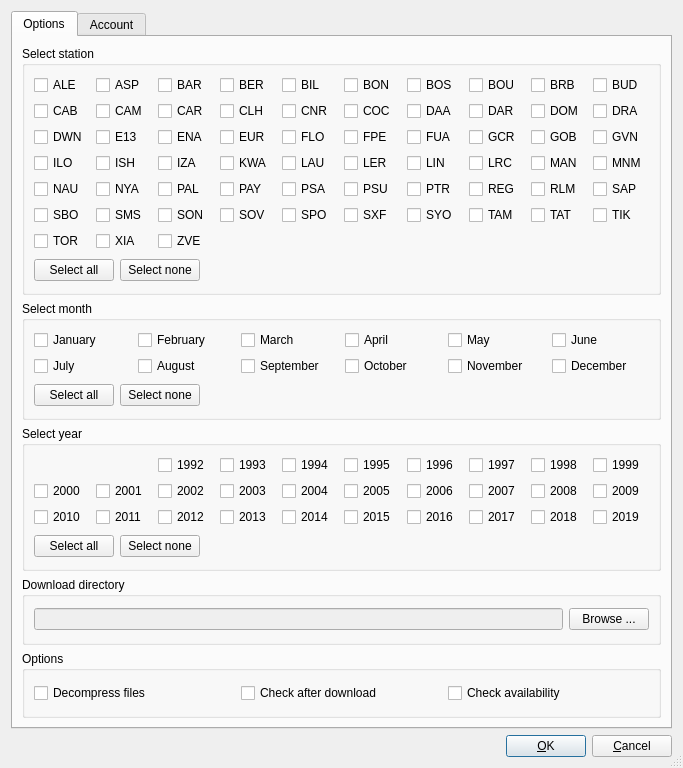
Old version of the form trunk/Forms/DownloadManagerDialog/downloadmanagerdialog.ui in the repository pangaea-data-publisher/BSRN_Toolbox.
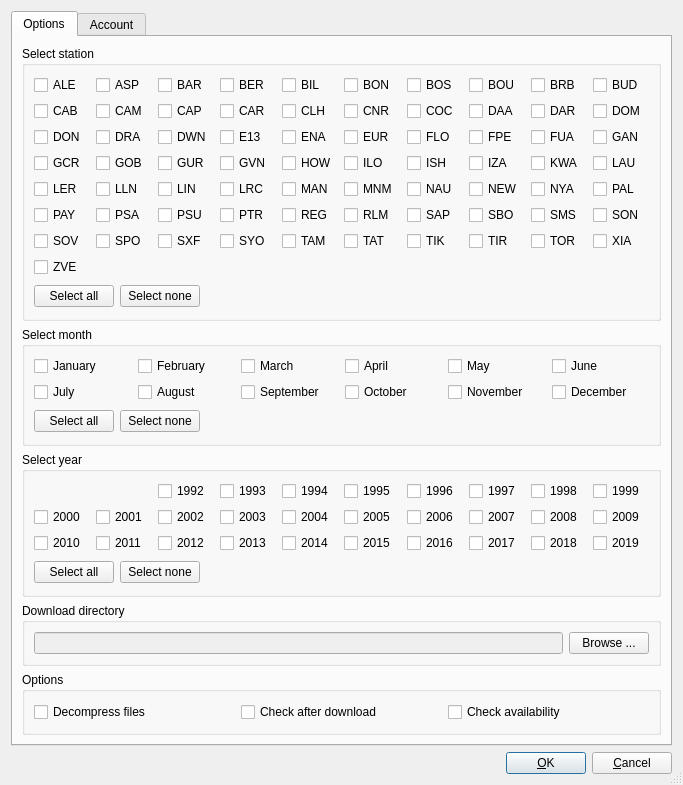
New version of the form.

```diff
--- a/trunk/Forms/DownloadManagerDialog/downloadmanagerdialog.ui
+++ b/trunk/Forms/DownloadManagerDialog/downloadmanagerdialog.ui
@@ -129,356 +129,412 @@
              </widget>
             </item>
             <item row="1" column="2">
+             <widget class="QCheckBox" name="CAP_checkBox">
+              <property name="text">
+               <string>CAP</string>
+              </property>
+             </widget>
+            </item>            
+            <item row="1" column="3">
              <widget class="QCheckBox" name="CAR_checkBox">
               <property name="text">
                <string>CAR</string>
               </property>
              </widget>
             </item>
-            <item row="1" column="3">
+            <item row="1" column="4">
              <widget class="QCheckBox" name="CLH_checkBox">
               <property name="text">
                <string>CLH</string>
               </property>
              </widget>
             </item>
-            <item row="1" column="4">
+            <item row="1" column="5">
              <widget class="QCheckBox" name="CNR_checkBox">
               <property name="text">
                <string>CNR</string>
               </property>
              </widget>
             </item>
-            <item row="1" column="5">
+            <item row="1" column="6">
              <widget class="QCheckBox" name="COC_checkBox">
               <property name="text">
                <string>COC</string>
               </property>
              </widget>
             </item>
-            <item row="1" column="6">
+            <item row="1" column="7">
              <widget class="QCheckBox" name="DAA_checkBox">
               <property name="text">
                <string>DAA</string>
               </property>
              </widget>
             </item>
-            <item row="1" column="7">
+            <item row="1" column="8">
              <widget class="QCheckBox" name="DAR_checkBox">
               <property name="text">
                <string>DAR</string>
               </property>
              </widget>
             </item>
-            <item row="1" column="8">
+            <item row="1" column="9">
              <widget class="QCheckBox" name="DOM_checkBox">
               <property name="text">
                <string>DOM</string>
               </property>
              </widget>
             </item>
-            <item row="1" column="9">
+            <item row="2" column="0">
+             <widget class="QCheckBox" name="DON_checkBox">
+              <property name="text">
+               <string>DON</string>
+              </property>
+             </widget>
+            </item>            
+            <item row="2" column="1">
              <widget class="QCheckBox" name="DRA_checkBox">
               <property name="text">
                <string>DRA</string>
               </property>
              </widget>
             </item>
-            <item row="2" column="0">
+            <item row="2" column="2">
              <widget class="QCheckBox" name="DWN_checkBox">
               <property name="text">
                <string>DWN</string>
               </property>
              </widget>
             </item>
-            <item row="2" column="1">
+            <item row="2" column="3">
              <widget class="QCheckBox" name="E13_checkBox">
               <property name="text">
                <string>E13</string>
               </property>
              </widget>
             </item>
-            <item row="2" column="2">
+            <item row="2" column="4">
              <widget class="QCheckBox" name="ENA_checkBox">
               <property name="text">
                <string>ENA</string>
               </property>
              </widget>
             </item>
-            <item row="2" column="3">
+            <item row="2" column="5">
              <widget class="QCheckBox" name="EUR_checkBox">
               <property name="text">
                <string>EUR</string>
               </property>
              </widget>
             </item>
-            <item row="2" column="4">
+            <item row="2" column="6">
              <widget class="QCheckBox" name="FLO_checkBox">
               <property name="text">
                <string>FLO</string>
               </property>
              </widget>
             </item>
-            <item row="2" column="5">
+            <item row="2" column="7">
              <widget class="QCheckBox" name="FPE_checkBox">
               <property name="text">
                <string>FPE</string>
               </property>
              </widget>
             </item>
-            <item row="2" column="6">
+            <item row="2" column="8">
              <widget class="QCheckBox" name="FUA_checkBox">
               <property name="text">
                <string>FUA</string>
               </property>
              </widget>
             </item>
-            <item row="2" column="7">
+            <item row="2" column="9">
+             <widget class="QCheckBox" name="GAN_checkBox">
+              <property name="text">
+               <string>GAN</string>
+              </property>
+             </widget>
+            </item>            
+            <item row="3" column="0">
              <widget class="QCheckBox" name="GCR_checkBox">
               <property name="text">
                <string>GCR</string>
               </property>
              </widget>
             </item>
-            <item row="2" column="8">
+            <item row="3" column="1">
              <widget class="QCheckBox" name="GOB_checkBox">
               <property name="text">
                <string>GOB</string>
               </property>
              </widget>
             </item>
-            <item row="2" column="9">
+            <item row="3" column="2">
+             <widget class="QCheckBox" name="GUR_checkBox">
+              <property name="text">
+               <string>GUR</string>
+              </property>
+             </widget>
+            </item>            
+            <item row="3" column="3">
              <widget class="QCheckBox" name="GVN_checkBox">
               <property name="text">
                <string>GVN</string>
               </property>
              </widget>
             </item>
-            <item row="3" column="0">
+            <item row="3" column="4">
+             <widget class="QCheckBox" name="HOW_checkBox">
+              <property name="text">
+               <string>HOW</string>
+              </property>
+             </widget>
+            </item>
+            <item row="3" column="5">
              <widget class="QCheckBox" name="ILO_checkBox">
               <property name="text">
                <string>ILO</string>
               </property>
              </widget>
             </item>
-            <item row="3" column="1">
+            <item row="3" column="6">
              <widget class="QCheckBox" name="ISH_checkBox">
               <property name="text">
                <string>ISH</string>
               </property>
              </widget>
             </item>
-            <item row="3" column="2">
+            <item row="3" column="7">
              <widget class="QCheckBox" name="IZA_checkBox">
               <property name="text">
                <string>IZA</string>
               </property>
              </widget>
             </item>
-            <item row="3" column="3">
+            <item row="3" column="8">
              <widget class="QCheckBox" name="KWA_checkBox">
               <property name="text">
                <string>KWA</string>
               </property>
              </widget>
             </item>
-            <item row="3" column="4">
+            <item row="3" column="9">
              <widget class="QCheckBox" name="LAU_checkBox">
               <property name="text">
                <string>LAU</string>
               </property>
              </widget>
             </item>
-            <item row="3" column="5">
+            <item row="4" column="0">
              <widget class="QCheckBox" name="LER_checkBox">
               <property name="text">
                <string>LER</string>
               </property>
              </widget>
             </item>
-            <item row="3" column="6">
+            <item row="4" column="1">
+             <widget class="QCheckBox" name="LLN_checkBox">
+              <property name="text">
+               <string>LLN</string>
+              </property>
+             </widget>
+            </item>
+            <item row="4" column="2">
              <widget class="QCheckBox" name="LIN_checkBox">
               <property name="text">
                <string>LIN</string>
               </property>
              </widget>
             </item>
-            <item row="3" column="7">
+            <item row="4" column="3">
              <widget class="QCheckBox" name="LRC_checkBox">
               <property name="text">
                <string>LRC</string>
               </property>
              </widget>
             </item>
-            <item row="3" column="8">
+            <item row="4" column="4">
              <widget class="QCheckBox" name="MAN_checkBox">
               <property name="text">
                <string>MAN</string>
               </property>
              </widget>
             </item>
-            <item row="3" column="9">
+            <item row="4" column="5">
              <widget class="QCheckBox" name="MNM_checkBox">
               <property name="text">
                <string>MNM</string>
               </property>
              </widget>
             </item>
-            <item row="4" column="0">
+            <item row="4" column="6">
              <widget class="QCheckBox" name="NAU_checkBox">
               <property name="text">
                <string>NAU</string>
               </property>
              </widget>
             </item>
-            <item row="4" column="1">
+            <item row="4" column="7">
+             <widget class="QCheckBox" name="NEW_checkBox">
+              <property name="text">
+               <string>NEW</string>
+              </property>
+             </widget>
+            </item>
+            <item row="4" column="8">
              <widget class="QCheckBox" name="NYA_checkBox">
               <property name="text">
                <string>NYA</string>
               </property>
              </widget>
             </item>
-            <item row="4" column="2">
+            <item row="4" column="9">
              <widget class="QCheckBox" name="PAL_checkBox">
               <property name="text">
                <string>PAL</string>
               </property>
              </widget>
             </item>
-            <item row="4" column="3">
+            <item row="5" column="0">
              <widget class="QCheckBox" name="PAY_checkBox">
               <property name="text">
                <string>PAY</string>
               </property>
              </widget>
             </item>
-            <item row="4" column="4">
+            <item row="5" column="1">
              <widget class="QCheckBox" name="PSA_checkBox">
               <property name="text">
                <string>PSA</string>
               </property>
              </widget>
             </item>
-            <item row="4" column="5">
+            <item row="5" column="2">
              <widget class="QCheckBox" name="PSU_checkBox">
               <property name="text">
                <string>PSU</string>
               </property>
              </widget>
             </item>
-            <item row="4" column="6">
+            <item row="5" column="3">
              <widget class="QCheckBox" name="PTR_checkBox">
               <property name="text">
                <string>PTR</string>
               </property>
              </widget>
             </item>
-            <item row="4" column="7">
+            <item row="5" column="4">
              <widget class="QCheckBox" name="REG_checkBox">
               <property name="text">
                <string>REG</string>
               </property>
              </widget>
             </item>
-            <item row="4" column="8">
+            <item row="5" column="5">
              <widget class="QCheckBox" name="RLM_checkBox">
               <property name="text">
                <string>RLM</string>
               </property>
              </widget>
             </item>
-            <item row="4" column="9">
+            <item row="5" column="6">
              <widget class="QCheckBox" name="SAP_checkBox">
               <property name="text">
                <string>SAP</string>
               </property>
              </widget>
             </item>
-            <item row="5" column="0">
+            <item row="5" column="7">
              <widget class="QCheckBox" name="SBO_checkBox">
               <property name="text">
                <string>SBO</string>
               </property>
              </widget>
             </item>
-            <item row="5" column="1">
+            <item row="5" column="8">
              <widget class="QCheckBox" name="SMS_checkBox">
               <property name="text">
                <string>SMS</string>
               </property>
              </widget>
             </item>
-            <item row="5" column="2">
+            <item row="5" column="9">
              <widget class="QCheckBox" name="SON_checkBox">
               <property name="text">
                <string>SON</string>
               </property>
              </widget>
             </item>
-            <item row="5" column="3">
+            <item row="6" column="0">
              <widget class="QCheckBox" name="SOV_checkBox">
               <property name="text">
                <string>SOV</string>
               </property>
              </widget>
             </item>
-            <item row="5" column="4">
+            <item row="6" column="1">
              <widget class="QCheckBox" name="SPO_checkBox">
               <property name="text">
                <string>SPO</string>
               </property>
              </widget>
             </item>
-            <item row="5" column="5">
+            <item row="6" column="2">
              <widget class="QCheckBox" name="SXF_checkBox">
               <property name="text">
                <string>SXF</string>
               </property>
              </widget>
             </item>
-            <item row="5" column="6">
+            <item row="6" column="3">
              <widget class="QCheckBox" name="SYO_checkBox">
               <property name="text">
                <string>SYO</string>
               </property>
              </widget>
             </item>
-            <item row="5" column="7">
+            <item row="6" column="4">
              <widget class="QCheckBox" name="TAM_checkBox">
               <property name="text">
                <string>TAM</string>
               </property>
              </widget>
             </item>
-            <item row="5" column="8">
+            <item row="6" column="5">
              <widget class="QCheckBox" name="TAT_checkBox">
               <property name="text">
                <string>TAT</string>
               </property>
              </widget>
             </item>
-            <item row="5" column="9">
+            <item row="6" column="6">
              <widget class="QCheckBox" name="TIK_checkBox">
               <property name="text">
                <string>TIK</string>
               </property>
              </widget>
             </item>
-            <item row="6" column="0">
+            <item row="6" column="7">
+             <widget class="QCheckBox" name="TIR_checkBox">
+              <property name="text">
+               <string>TIR</string>
+              </property>
+             </widget>
+            </item>
+            <item row="6" column="8">
              <widget class="QCheckBox" name="TOR_checkBox">
               <property name="text">
                <string>TOR</string>
               </property>
              </widget>
             </item>
-            <item row="6" column="1">
+            <item row="6" column="9">
              <widget class="QCheckBox" name="XIA_checkBox">
               <property name="text">
                <string>XIA</string>
               </property>
              </widget>
             </item>
-            <item row="6" column="2">
+            <item row="7" column="0">
              <widget class="QCheckBox" name="ZVE_checkBox">
               <property name="text">
                <string>ZVE</string>
```
Left out of the diff: 8 changed lines with no effect on the pictures.
